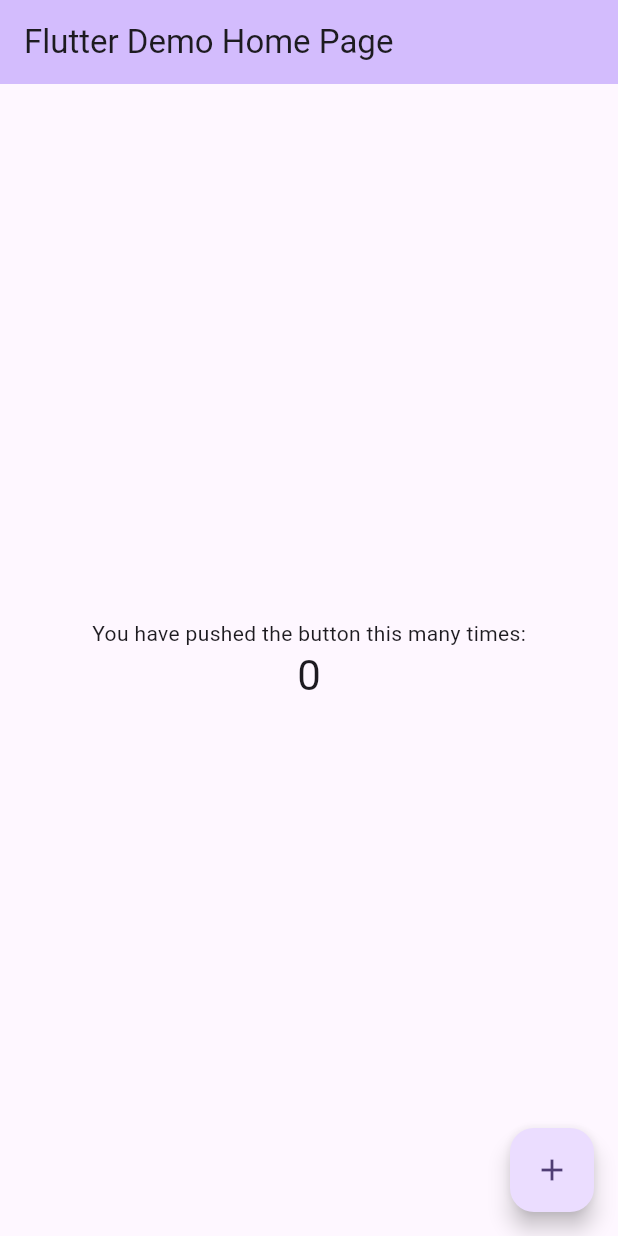
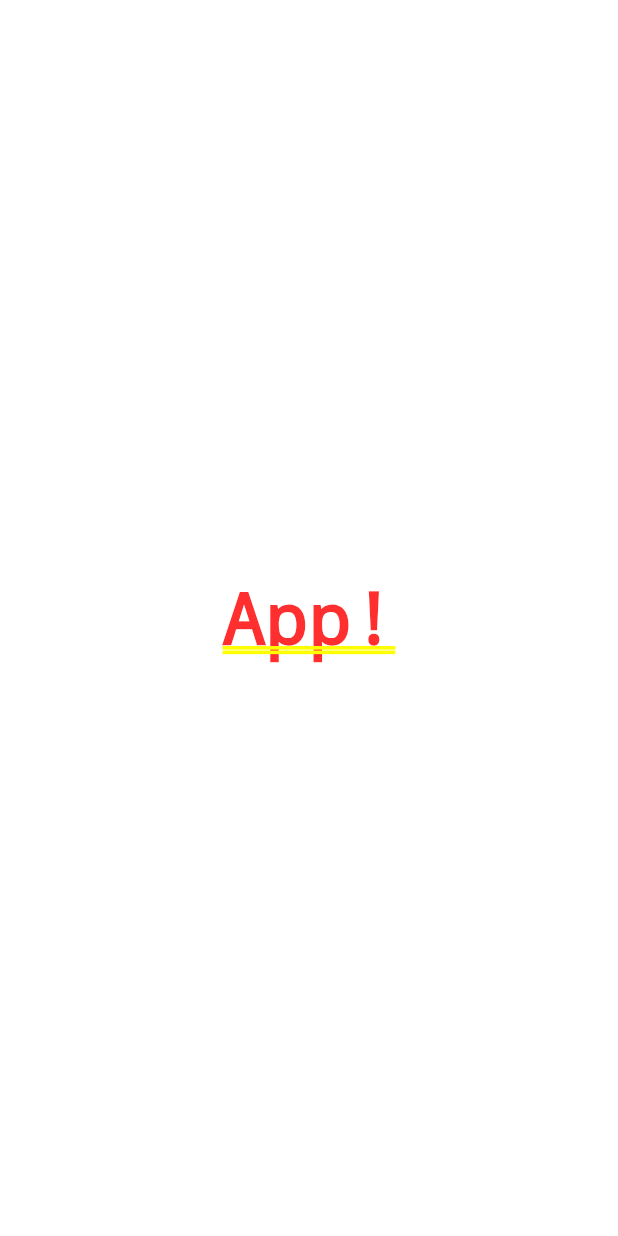
Before and after one commit to maxwellfarias/fluttter_avancado_tdd, a Flutter app: the screen it shows after launch, on a phone screen of 412 x 824 dp. Run offline on Flutter 3.47's test engine with Material 3 defaults, Android fonts, the phone set to English and light mode, and no system bars.

```diff
--- a/fluttter_avancado_tdd_clean_arch/lib/main.dart
+++ b/fluttter_avancado_tdd_clean_arch/lib/main.dart
@@ -7,13 +7,11 @@
 class MyApp extends StatelessWidget {
   const MyApp({super.key});
 
-  // This widget is the root of your application.
   @override
   Widget build(BuildContext context) {
     return MaterialApp(
       title: 'Flutter Demo',
       theme: ThemeData(
-
         colorScheme: ColorScheme.fromSeed(seedColor: Colors.deepPurple),
         useMaterial3: true,
       ),
@@ -25,15 +23,6 @@
 class MyHomePage extends StatefulWidget {
   const MyHomePage({super.key, required this.title});
 
-  // This widget is the home page of your application. It is stateful, meaning
-  // that it has a State object (defined below) that contains fields that affect
-  // how it looks.
-
-  // This class is the configuration for the state. It holds the values (in this
-  // case the title) provided by the parent (in this case the App widget) and
-  // used by the build method of the State. Fields in a Widget subclass are
-  // always marked "final".
-
   final String title;
 
   @override
@@ -41,71 +30,10 @@
 }
 
 class _MyHomePageState extends State<MyHomePage> {
-  int _counter = 0;
-
-  void _incrementCounter() {
-    setState(() {
-      // This call to setState tells the Flutter framework that something has
-      // changed in this State, which causes it to rerun the build method below
-      // so that the display can reflect the updated values. If we changed
-      // _counter without calling setState(), then the build method would not be
-      // called again, and so nothing would appear to happen.
-      _counter++;
-    });
-  }
-
   @override
   Widget build(BuildContext context) {
-    // This method is rerun every time setState is called, for instance as done
-    // by the _incrementCounter method above.
-    //
-    // The Flutter framework has been optimized to make rerunning build methods
-    // fast, so that you can just rebuild anything that needs updating rather
-    // than having to individually change instances of widgets.
-    return Scaffold(
-      appBar: AppBar(
-        // TRY THIS: Try changing the color here to a specific color (to
-        // Colors.amber, perhaps?) and trigger a hot reload to see the AppBar
-        // change color while the other colors stay the same.
-        backgroundColor: Theme.of(context).colorScheme.inversePrimary,
-        // Here we take the value from the MyHomePage object that was created by
-        // the App.build method, and use it to set our appbar title.
-        title: Text(widget.title),
-      ),
-      body: Center(
-        // Center is a layout widget. It takes a single child and positions it
-        // in the middle of the parent.
-        child: Column(
-          // Column is also a layout widget. It takes a list of children and
-          // arranges them vertically. By default, it sizes itself to fit its
-          // children horizontally, and tries to be as tall as its parent.
-          //
-          // Column has various properties to control how it sizes itself and
-          // how it positions its children. Here we use mainAxisAlignment to
-          // center the children vertically; the main axis here is the vertical
-          // axis because Columns are vertical (the cross axis would be
-          // horizontal).
-          //
-          // TRY THIS: Invoke "debug painting" (choose the "Toggle Debug Paint"
-          // action in the IDE, or press "p" in the console), to see the
-          // wireframe for each widget.
-          mainAxisAlignment: MainAxisAlignment.center,
-          children: <Widget>[
-            const Text(
-              'You have pushed the button this many times:',
-            ),
-            Text(
-              '$_counter',
-              style: Theme.of(context).textTheme.headlineMedium,
-            ),
-          ],
-        ),
-      ),
-      floatingActionButton: FloatingActionButton(
-        onPressed: _incrementCounter,
-        tooltip: 'Increment',
-        child: const Icon(Icons.add),
-      ), // This trailing comma makes auto-formatting nicer for build methods.
+    return const Center(
+      child: Text("App!"),
     );
   }
 }
```
Also changed, not shown: 3 other files.
